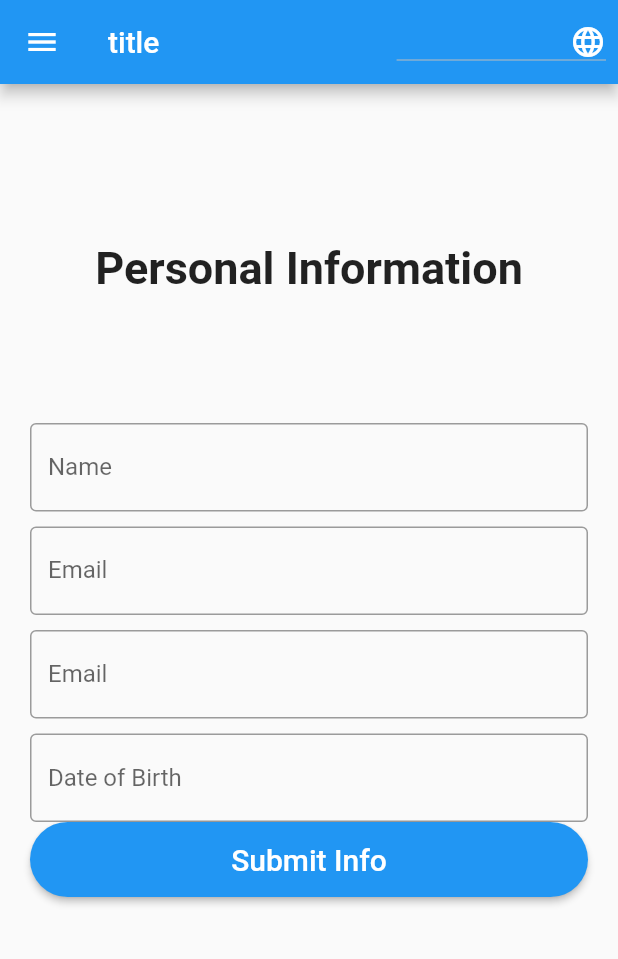
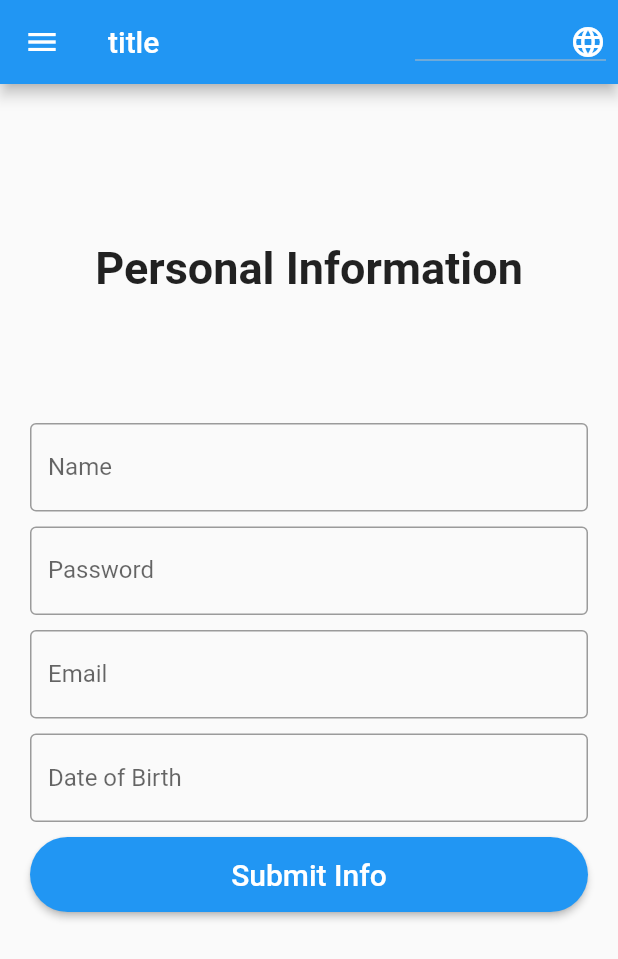
Before and after one commit to enzan1786/flutter-practice1, a Flutter app: the screen it shows after launch, on a phone screen of 412 x 824 dp. Shown: the top 959 px of the screen. Run offline on Flutter 3.47's test engine with Material 2 defaults, Android fonts, the phone set to English and light mode, and no system bars; our stand-ins replace flutter_svg, shared_preferences, webview_flutter; missing offline and left inert: flutter_inappwebview.

Commit message:
[update]

```diff
--- a/lib/CustomRouter/CustomRouter.dart
+++ b/lib/CustomRouter/CustomRouter.dart
@@ -1,5 +1,6 @@
 import 'package:flutter/material.dart';
 import 'package:practice1/CustomRouter/CustomRouter.dart';
+import 'package:practice1/screen/Webview/WebViewCustom.dart';
 import 'package:practice1/screen/pages/about.dart';
 import 'package:practice1/screen/pages/home.dart';
 import 'package:practice1/screen/pages/setting.dart';
--- a/lib/CustomRouter/Router_Constant.dart
+++ b/lib/CustomRouter/Router_Constant.dart
@@ -1,3 +1,4 @@
 const String homeRoute = "home";
 const String aboutRoute = "about";
 const String settingsRoute = "settings";
+const String webviewRoute = "webview";
--- a/lib/Language/en.json
+++ b/lib/Language/en.json
@@ -6,6 +6,8 @@
     "personal_information": "Personal Information",
     "name": "Name",
     "name_hint": "Enter your name",
+    "pass": "Password",
+    "pass_hint": "Enter your password",
     "email": "Email",
     "email_hint": "Enter your email",
     "date_of_birth": "Date of Birth",
--- a/lib/Language/fa.json
+++ b/lib/Language/fa.json
@@ -6,6 +6,8 @@
     "personal_information": "FA-Personal Information",
     "name": "FA-Name",
     "name_hint": "FA-Enter your name",
+    "pass": "Password",
+    "pass_hint": "Enter your password",
     "email": "FA-Email",
     "email_hint": "FA-Enter your email",
     "date_of_birth": "FA-Date of Birth",
--- a/lib/Language/vi.json
+++ b/lib/Language/vi.json
@@ -6,6 +6,8 @@
     "personal_information": "Thông tin cá nhân",
     "name": "tên",
     "name_hint": "nhập tên của bạn",
+    "pass": "Password",
+    "pass_hint": "Enter your password",
     "email": "email",
     "email_hint": "Nhập email",
     "date_of_birth": "Ngày sinh",
--- a/lib/classes/language.dart
+++ b/lib/classes/language.dart
@@ -1,6 +1,7 @@
 class Language {
   final int id;
-  final String flag;
+  final String
+      flag; // link for country flag https://en.wikipedia.org/wiki/Regional_indicator_symbol
   final String name;
   final String languageCode;
 
@@ -9,8 +10,8 @@ class Language {
   static List<Language> languageList() {
     return <Language>[
       Language(1, "🇺🇸", "English", "en"),
-      Language(2, "vn", "Vietnamese", "vi"),
-      Language(3, "🇦🇫", "فارسی", "fa"),
+      Language(2, "🇦🇫", "فارسی", "fa"),
+      Language(3, "🇻🇳", "Viet Nam", "vi"),
     ];
   }
 }
--- a/lib/screen/pages/home.dart
+++ b/lib/screen/pages/home.dart
@@ -3,6 +3,7 @@ import 'package:practice1/Localization/LanguageLocale.dart';
 import 'package:practice1/classes/language.dart';
 import 'package:practice1/main.dart';
 import 'package:practice1/CustomRouter/Router_Constant.dart';
+import 'package:practice1/screen/Webview/WebViewCustom.dart';
 
 class HomePage extends StatefulWidget {
   HomePage({Key? key}) : super(key: key);
@@ -13,7 +14,8 @@ class HomePage extends StatefulWidget {
 
 class _HomePageState extends State<HomePage> {
   Locale _locale = Locale("en");
-
+  final _nameController = TextEditingController();
+  final _passController = TextEditingController();
   void _changeLanguage(Language? language) async {
     _locale = await setLocale(language!.languageCode);
     MyApp.setLocale(context, _locale);
@@ -89,10 +91,10 @@ class _HomePageState extends State<HomePage> {
           ),
         ),
         TextFormField(
+          controller: _nameController,
           validator: (val) {
             if (val!.isEmpty) {
               return getTranslated(context, 'required_field');
-              // return DemoLocalization.of(context).translate('required_fiedl');
             }
             return null;
           },
@@ -106,6 +108,7 @@ class _HomePageState extends State<HomePage> {
           height: 10,
         ),
         TextFormField(
+          controller: _passController,
           validator: (val) {
             if (val!.isEmpty) {
               return getTranslated(context, 'required_field');
@@ -115,8 +118,8 @@ class _HomePageState extends State<HomePage> {
           },
           decoration: InputDecoration(
             border: OutlineInputBorder(),
-            labelText: getTranslated(context, 'email'),
-            hintText: getTranslated(context, 'email_hint'),
+            labelText: getTranslated(context, 'pass'),
+            hintText: getTranslated(context, 'pass_hint'),
           ),
         ),
         SizedBox(
@@ -153,11 +156,19 @@ class _HomePageState extends State<HomePage> {
             );
           },
         ),
+        SizedBox(
+          height: 10,
+        ),
         MaterialButton(
           onPressed: () {
-            // if (_key.currentState.validate()) {
-            //   _showSuccessDialog();
-            // }
+            String name = _nameController.text;
+            String pass = _passController.text;
+            String url = "http://192.168.2.100/remote/";
+            // To close the Drawer
+            Navigator.pop(context);
+            // Navigating to About Page
+            Navigator.push(context,
+                MaterialPageRoute(builder: (context) => WebViewCustom(url)));
           },
           height: 50,
           shape: StadiumBorder(),
--- a/pubspec.yaml
+++ b/pubspec.yaml
@@ -33,12 +33,14 @@ dependencies:
     sdk: flutter
   intl: ^0.17.0 # Add this line
   shared_preferences: ^2.0.15
+  webview_flutter: ^0.3.19+8
 
 
   # The following adds the Cupertino Icons font to your application.
   # Use with the CupertinoIcons class for iOS style icons.
   cupertino_icons: ^1.0.2
   flutter_svg: ^1.0.3 # help us to use SVG in our app
+  flutter_inappwebview: ^5.4.3+7
 
 dev_dependencies:
   flutter_test:
```
Also changed, not shown: lib/screen/Webview/WebViewCustom.dart (added, +96 -0 lines), pubspec.lock, 2 other files.
